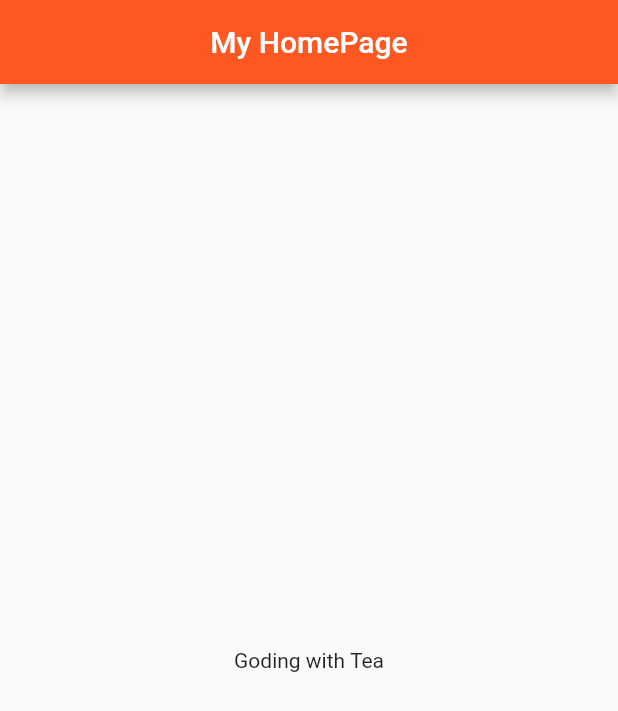
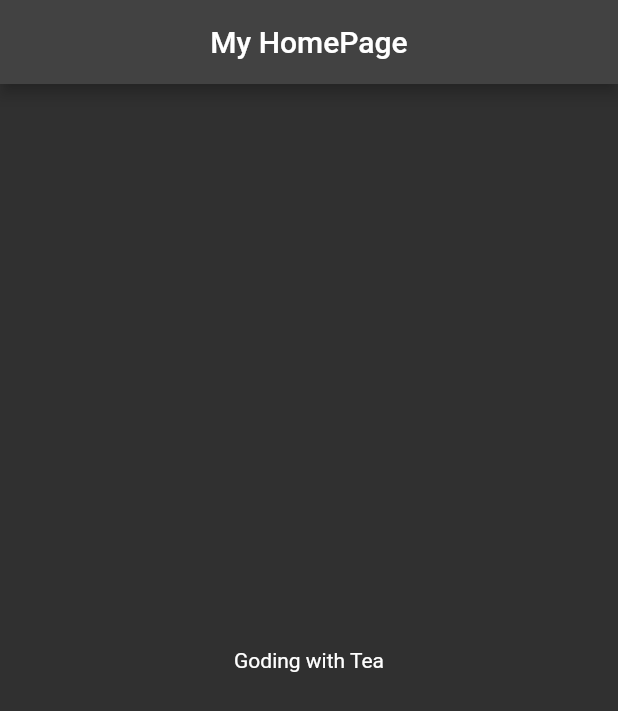
Before and after one commit to Coffee58511867/flutter-coding-with-tea, a Flutter app: the screen it shows after launch, on a phone screen of 412 x 824 dp. Shown: the top 711 px of the screen. Run offline on Flutter 3.47's test engine with Material 2 defaults, Android fonts, the phone set to English and light mode, and no system bars.

```diff
--- a/lib/main.dart
+++ b/lib/main.dart
@@ -12,7 +12,9 @@ class MyApp extends StatelessWidget {
   Widget build(BuildContext context) {
     return MaterialApp(
       title: 'Flutter Demo',
-      theme: ThemeData(primarySwatch: Colors.deepOrange),
+      theme: ThemeData(brightness: Brightness.light),
+      darkTheme: ThemeData(brightness: Brightness.dark),
+      themeMode: ThemeMode.dark,
       home: const HomePage(),
     );
   }
```
